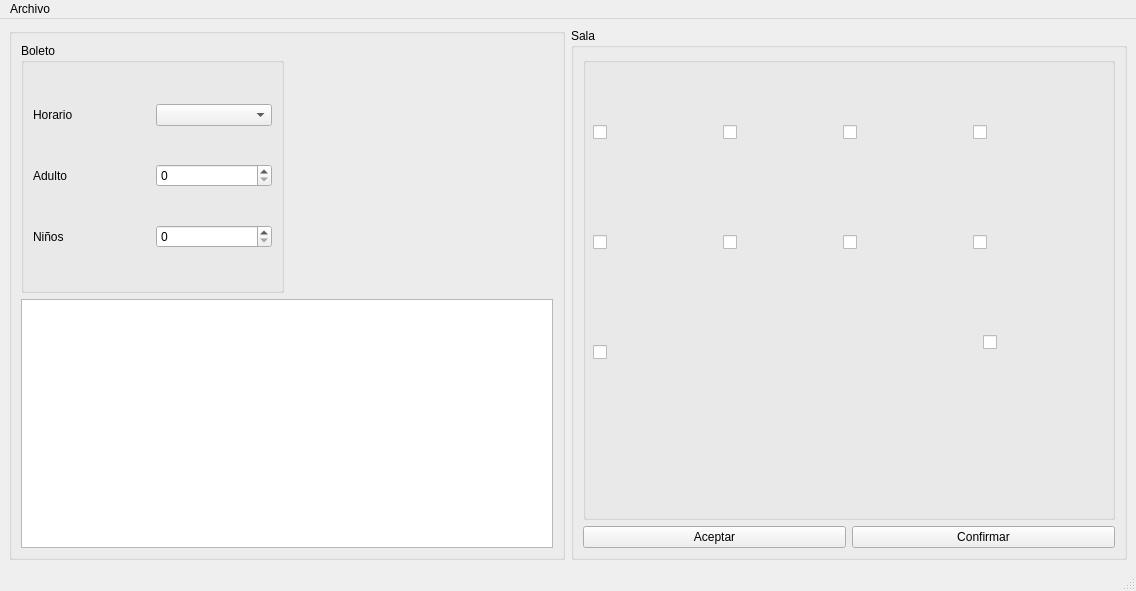
Before: the Qt Designer form Sala.ui in Jtobar-Ec/Cine-Mejorado, drawn with Qt 5.
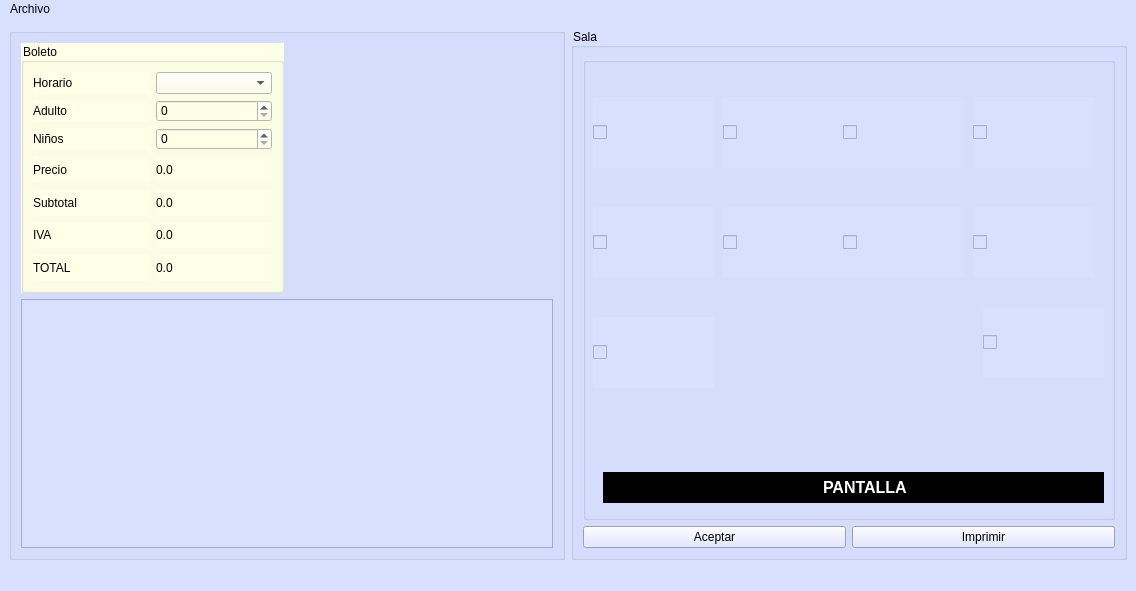
After: the same form once the commit is applied. Icons and pictures are not drawn.

Commit message: Precios, Btn Nuevo, interfaz

Diff of the .ui file:
```diff
--- a/Sala.ui
+++ b/Sala.ui
@@ -13,6 +13,9 @@
   <property name="windowTitle">
    <string>MainWindow</string>
   </property>
+  <property name="styleSheet">
+   <string notr="true">background-color: rgb(217, 223, 255);</string>
+  </property>
   <widget class="QWidget" name="centralwidget">
    <layout class="QGridLayout" name="gridLayout">
     <item row="0" column="0">
@@ -23,10 +26,20 @@
       <layout class="QGridLayout" name="gridLayout_4">
        <item row="0" column="0">
         <widget class="QGroupBox" name="groupBox">
+         <property name="styleSheet">
+          <string notr="true">background-color: rgb(253, 255, 230);</string>
+         </property>
          <property name="title">
           <string>Boleto</string>
          </property>
          <layout class="QGridLayout" name="gridLayout_3">
+          <item row="6" column="0">
+           <widget class="QLabel" name="label_9">
+            <property name="text">
+             <string>TOTAL</string>
+            </property>
+           </widget>
+          </item>
           <item row="0" column="0">
            <widget class="QLabel" name="label_3">
             <property name="text">
@@ -34,6 +47,34 @@
             </property>
            </widget>
           </item>
+          <item row="5" column="0">
+           <widget class="QLabel" name="label_8">
+            <property name="text">
+             <string>IVA</string>
+            </property>
+           </widget>
+          </item>
+          <item row="1" column="1">
+           <widget class="QSpinBox" name="Adultos">
+            <property name="maximum">
+             <number>10</number>
+            </property>
+           </widget>
+          </item>
+          <item row="4" column="0">
+           <widget class="QLabel" name="label_7">
+            <property name="text">
+             <string>Subtotal</string>
+            </property>
+           </widget>
+          </item>
+          <item row="2" column="1">
+           <widget class="QSpinBox" name="NInos">
+            <property name="maximum">
+             <number>10</number>
+            </property>
+           </widget>
+          </item>
           <item row="0" column="1">
            <widget class="QComboBox" name="InHorario">
             <property name="currentText">
@@ -41,17 +82,10 @@
             </property>
            </widget>
           </item>
-          <item row="1" column="0">
-           <widget class="QLabel" name="label_5">
+          <item row="3" column="0">
+           <widget class="QLabel" name="label">
             <property name="text">
-             <string>Adulto</string>
-            </property>
-           </widget>
-          </item>
-          <item row="1" column="1">
-           <widget class="QSpinBox" name="Adultos">
-            <property name="maximum">
-             <number>10</number>
+             <string>Precio</string>
             </property>
            </widget>
           </item>
@@ -62,10 +96,38 @@
             </property>
            </widget>
           </item>
-          <item row="2" column="1">
-           <widget class="QSpinBox" name="NInos">
-            <property name="maximum">
-             <number>10</number>
+          <item row="5" column="1">
+           <widget class="QLabel" name="outIva">
+            <property name="text">
+             <string>0.0</string>
+            </property>
+           </widget>
+          </item>
+          <item row="1" column="0">
+           <widget class="QLabel" name="label_5">
+            <property name="text">
+             <string>Adulto</string>
+            </property>
+           </widget>
+          </item>
+          <item row="4" column="1">
+           <widget class="QLabel" name="outSubtotal">
+            <property name="text">
+             <string>0.0</string>
+            </property>
+           </widget>
+          </item>
+          <item row="3" column="1">
+           <widget class="QLabel" name="outPrecio">
+            <property name="text">
+             <string>0.0</string>
+            </property>
+           </widget>
+          </item>
+          <item row="6" column="1">
+           <widget class="QLabel" name="outTotal">
+            <property name="text">
+             <string>0.0</string>
             </property>
            </widget>
           </item>
@@ -262,6 +324,47 @@
            <string/>
           </property>
          </widget>
+         <widget class="QLabel" name="label_2">
+          <property name="geometry">
+           <rect>
+            <x>20</x>
+            <y>415</y>
+            <width>501</width>
+            <height>31</height>
+           </rect>
+          </property>
+          <property name="styleSheet">
+           <string notr="true">background-color: rgb(0, 0, 0);</string>
+          </property>
+          <property name="text">
+           <string/>
+          </property>
+         </widget>
+         <widget class="QLabel" name="label_4">
+          <property name="geometry">
+           <rect>
+            <x>240</x>
+            <y>420</y>
+            <width>91</width>
+            <height>20</height>
+           </rect>
+          </property>
+          <property name="font">
+           <font>
+            <pointsize>12</pointsize>
+            <weight>75</weight>
+            <bold>true</bold>
+           </font>
+          </property>
+          <property name="styleSheet">
+           <string notr="true">color: rgb(255, 255, 255);
+background-color: rgb(0, 0, 0);
+</string>
+          </property>
+          <property name="text">
+           <string>PANTALLA</string>
+          </property>
+         </widget>
         </widget>
        </item>
        <item row="1" column="0">
@@ -274,7 +377,7 @@
        <item row="1" column="1">
         <widget class="QPushButton" name="pushButton_2">
          <property name="text">
-          <string>Confirmar</string>
+          <string>Imprimir</string>
          </property>
         </widget>
        </item>
```
The commit also changes 6 other files.
